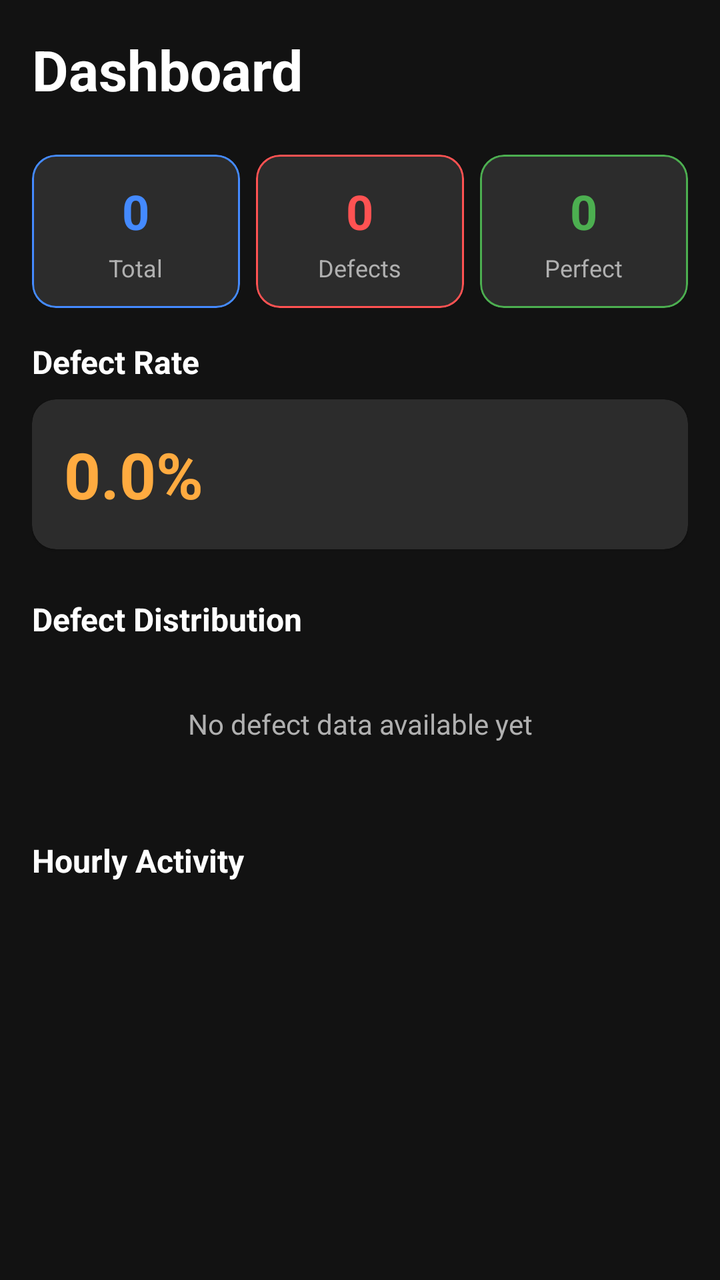
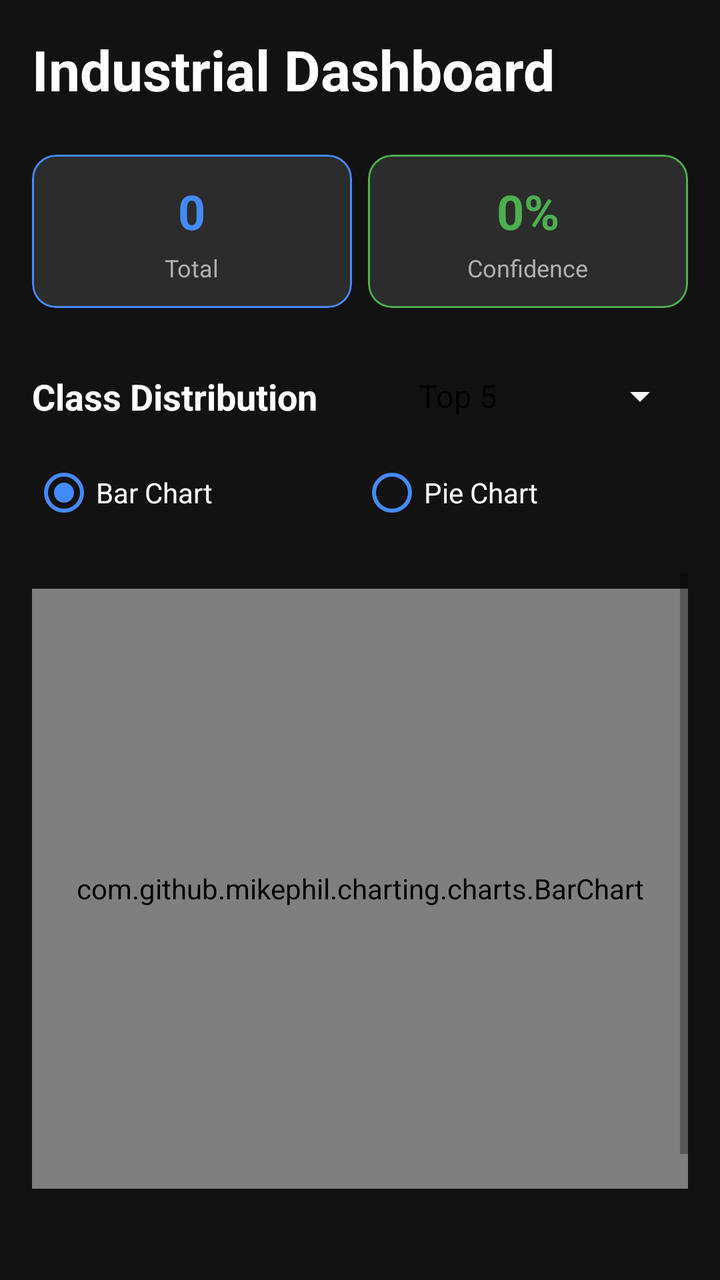

Compare the two renders of this Android layout. The source of the first and the diff that turns it into the second are given below.
<!-- AndroidManifest.xml: application theme Theme.TFLiteApp -->
<!-- res/layout/fragment_dashboard.xml -->
<?xml version="1.0" encoding="utf-8"?>
<LinearLayout xmlns:android="http://schemas.android.com/apk/res/android"
    xmlns:app="http://schemas.android.com/apk/res-auto"
    android:layout_width="match_parent"
    android:layout_height="match_parent"
    android:orientation="vertical"
    android:background="@color/background_dark"
    android:padding="16dp">

    
    <TextView
        android:layout_width="match_parent"
        android:layout_height="wrap_content"
        android:text="Dashboard"
        android:textSize="28sp"
        android:textStyle="bold"
        android:textColor="@color/text_white"
        android:layout_marginBottom="24dp"/>

    <LinearLayout
        android:layout_width="match_parent"
        android:layout_height="wrap_content"
        android:orientation="horizontal"
        android:weightSum="3"
        android:layout_marginBottom="16dp">

        
        <com.google.android.material.card.MaterialCardView
            android:layout_width="0dp"
            android:layout_height="wrap_content"
            android:layout_weight="1"
            android:layout_marginEnd="8dp"
            app:cardCornerRadius="12dp"
            app:cardBackgroundColor="@color/surface_card"
            app:strokeColor="@color/accent_blue"
            app:strokeWidth="1dp">
            
            <LinearLayout
                android:layout_width="match_parent"
                android:layout_height="wrap_content"
                android:orientation="vertical"
                android:gravity="center"
                android:padding="12dp">
                
                <TextView
                   android:id="@+id/total_detections_text"
                    android:layout_width="wrap_content"
                    android:layout_height="wrap_content"
                    android:text="0"
                    android:textSize="24sp"
                    android:textStyle="bold"
                    android:textColor="@color/accent_blue"/>
                
                <TextView
                    android:layout_width="wrap_content"
                    android:layout_height="wrap_content"
                    android:text="Total"
                    android:textColor="@color/text_grey"
                    android:textSize="12sp"
                    android:layout_marginTop="4dp"/>
            </LinearLayout>
        </com.google.android.material.card.MaterialCardView>

        
        <com.google.android.material.card.MaterialCardView
            android:layout_width="0dp"
            android:layout_height="wrap_content"
            android:layout_weight="1"
            android:layout_marginEnd="8dp"
            app:cardCornerRadius="12dp"
            app:cardBackgroundColor="@color/surface_card"
            app:strokeColor="@color/accent_red"
            app:strokeWidth="1dp">
            
            <LinearLayout
                android:layout_width="match_parent"
                android:layout_height="wrap_content"
                android:orientation="vertical"
                android:gravity="center"
                android:padding="12dp">
                
                <TextView
                    android:layout_width="wrap_content"
                    android:layout_height="wrap_content"
                    android:text="0"
                    android:textSize="24sp"
                    android:textStyle="bold"
                    android:textColor="@color/accent_red"/>

                <TextView
                    android:layout_width="wrap_content"
                    android:layout_height="wrap_content"
                    android:text="Defects"
                    android:textColor="@color/text_grey"
                    android:textSize="12sp"
                    android:layout_marginTop="4dp"/>
            </LinearLayout>
        </com.google.android.material.card.MaterialCardView>
        
        
        <com.google.android.material.card.MaterialCardView
            android:layout_width="0dp"
            android:layout_height="wrap_content"
            android:layout_weight="1"
            app:cardCornerRadius="12dp"
            app:cardBackgroundColor="@color/surface_card"
            app:strokeColor="@color/accent_green"
            app:strokeWidth="1dp">
            
            <LinearLayout
                android:layout_width="match_parent"
                android:layout_height="wrap_content"
                android:orientation="vertical"
                android:gravity="center"
                android:padding="12dp">
                
                <TextView
                    android:id="@+id/avg_confidence_text"
                    android:layout_width="wrap_content"
                    android:layout_height="wrap_content"
                    android:text="0"
                    android:textSize="24sp"
                    android:textStyle="bold"
                    android:textColor="@color/accent_green"/>

                <TextView
                    android:layout_width="wrap_content"
                    android:layout_height="wrap_content"
                    android:text="Perfect"
                    android:textColor="@color/text_grey"
                    android:textSize="12sp"
                    android:layout_marginTop="4dp"/>
            </LinearLayout>
        </com.google.android.material.card.MaterialCardView>
    </LinearLayout>

    
    <TextView
         android:layout_width="wrap_content"
         android:layout_height="wrap_content"
         android:text="Defect Rate"
         android:textColor="@color/text_white"
         android:textSize="16sp"
         android:textStyle="bold"
         android:layout_marginBottom="8dp"/>

    <com.google.android.material.card.MaterialCardView
        android:layout_width="match_parent"
        android:layout_height="wrap_content"
        app:cardCornerRadius="12dp"
        app:cardBackgroundColor="@color/surface_card"
        app:contentPadding="16dp"
        android:layout_marginBottom="24dp">
        
        <TextView
            android:layout_width="wrap_content"
            android:layout_height="wrap_content"
            android:text="0.0%"
            android:textSize="32sp"
            android:textStyle="bold"
            android:textColor="@color/accent_orange"/>
    </com.google.android.material.card.MaterialCardView>
    
    
    <TextView
        android:layout_width="wrap_content"
        android:layout_height="wrap_content"
        android:text="Defect Distribution"
        android:textColor="@color/text_white"
        android:textSize="16sp"
        android:textStyle="bold"
        android:layout_marginBottom="8dp"/>
        
    <TextView
        android:layout_width="match_parent"
        android:layout_height="wrap_content"
        android:text="No defect data available yet"
        android:textColor="@color/text_grey"
        android:gravity="center"
        android:padding="24dp"
        android:layout_marginBottom="24dp"/>

    
    <TextView
        android:layout_width="wrap_content"
        android:layout_height="wrap_content"
        android:text="Hourly Activity"
        android:textColor="@color/text_white"
        android:textSize="16sp"
        android:textStyle="bold"
        android:layout_marginBottom="8dp"/>

</LinearLayout>
<!-- resources referenced by this layout -->
<resources>
  <color name="accent_blue">#448AFF</color>
  <color name="accent_green">#4CAF50</color>
  <color name="accent_orange">#FFAB40</color>
  <color name="accent_red">#FF5252</color>
  <color name="background_dark">#121212</color>
  <color name="surface_card">#2C2C2C</color>
  <color name="text_grey">#B0B0B0</color>
  <color name="text_white">#FFFFFF</color>
  <style name="Theme.TFLiteApp" parent="Theme.MaterialComponents.DayNight.DarkActionBar">
          
          <item name="colorPrimary">@color/purple_500</item>
          <item name="colorPrimaryVariant">@color/purple_700</item>
          <item name="colorOnPrimary">@color/white</item>
          
          <item name="colorSecondary">@color/teal_200</item>
          <item name="colorSecondaryVariant">@color/teal_700</item>
          <item name="colorOnSecondary">@color/black</item>
          
          <item name="android:statusBarColor" tools:targetApi="l">?attr/colorPrimaryVariant</item>
          
      </style>
  <color name="purple_500">@color/accent_mint</color>
  <color name="purple_700">@color/accent_mint</color>
  <color name="white">#FFFFFF</color>
  <color name="teal_200">@color/accent_mint</color>
  <color name="teal_700">@color/accent_mint</color>
  <color name="black">#000000</color>
  <color name="accent_mint">#69F0AE</color>
</resources>

<!-- the commit's change to res/layout/fragment_dashboard.xml (unified diff, before → after) -->
@@ -11,7 +11,7 @@
     <TextView
         android:layout_width="match_parent"
         android:layout_height="wrap_content"
-        android:text="Dashboard"
+        android:text="Industrial Dashboard"
         android:textSize="28sp"
         android:textStyle="bold"
         android:textColor="@color/text_white"
@@ -21,7 +21,7 @@
         android:layout_width="match_parent"
         android:layout_height="wrap_content"
         android:orientation="horizontal"
-        android:weightSum="3"
+        android:weightSum="2"
         android:layout_marginBottom="16dp">
 
         
@@ -60,42 +60,6 @@
                     android:layout_marginTop="4dp"/>
             </LinearLayout>
         </com.google.android.material.card.MaterialCardView>
-
-        
-        <com.google.android.material.card.MaterialCardView
-            android:layout_width="0dp"
-            android:layout_height="wrap_content"
-            android:layout_weight="1"
-            android:layout_marginEnd="8dp"
-            app:cardCornerRadius="12dp"
-            app:cardBackgroundColor="@color/surface_card"
-            app:strokeColor="@color/accent_red"
-            app:strokeWidth="1dp">
-            
-            <LinearLayout
-                android:layout_width="match_parent"
-                android:layout_height="wrap_content"
-                android:orientation="vertical"
-                android:gravity="center"
-                android:padding="12dp">
-                
-                <TextView
-                    android:layout_width="wrap_content"
-                    android:layout_height="wrap_content"
-                    android:text="0"
-                    android:textSize="24sp"
-                    android:textStyle="bold"
-                    android:textColor="@color/accent_red"/>
-
-                <TextView
-                    android:layout_width="wrap_content"
-                    android:layout_height="wrap_content"
-                    android:text="Defects"
-                    android:textColor="@color/text_grey"
-                    android:textSize="12sp"
-                    android:layout_marginTop="4dp"/>
-            </LinearLayout>
-        </com.google.android.material.card.MaterialCardView>
         
         
         <com.google.android.material.card.MaterialCardView
@@ -118,7 +82,7 @@
                     android:id="@+id/avg_confidence_text"
                     android:layout_width="wrap_content"
                     android:layout_height="wrap_content"
-                    android:text="0"
+                    android:text="0%"
                     android:textSize="24sp"
                     android:textStyle="bold"
                     android:textColor="@color/accent_green"/>
@@ -126,7 +90,7 @@
                 <TextView
                     android:layout_width="wrap_content"
                     android:layout_height="wrap_content"
-                    android:text="Perfect"
+                    android:text="Confidence"
                     android:textColor="@color/text_grey"
                     android:textSize="12sp"
                     android:layout_marginTop="4dp"/>
@@ -135,59 +99,101 @@
     </LinearLayout>
 
     
-    <TextView
-         android:layout_width="wrap_content"
-         android:layout_height="wrap_content"
-         android:text="Defect Rate"
-         android:textColor="@color/text_white"
-         android:textSize="16sp"
-         android:textStyle="bold"
-         android:layout_marginBottom="8dp"/>
-
-    <com.google.android.material.card.MaterialCardView
+    <LinearLayout
         android:layout_width="match_parent"
         android:layout_height="wrap_content"
-        app:cardCornerRadius="12dp"
-        app:cardBackgroundColor="@color/surface_card"
-        app:contentPadding="16dp"
-        android:layout_marginBottom="24dp">
+        android:orientation="horizontal"
+        android:gravity="center_vertical"
+        android:layout_marginBottom="12dp"
+        android:layout_marginTop="16dp">
         
         <TextView
+            android:layout_width="0dp"
+            android:layout_height="wrap_content"
+            android:layout_weight="1"
+            android:text="Class Distribution"
+            android:textColor="@color/text_white"
+            android:textSize="18sp"
+            android:textStyle="bold" />
+
+        <Spinner
+            android:id="@+id/filter_spinner"
             android:layout_width="wrap_content"
             android:layout_height="wrap_content"
-            android:text="0.0%"
-            android:textSize="32sp"
-            android:textStyle="bold"
-            android:textColor="@color/accent_orange"/>
-    </com.google.android.material.card.MaterialCardView>
-    
-    
-    <TextView
-        android:layout_width="wrap_content"
-        android:layout_height="wrap_content"
-        android:text="Defect Distribution"
-        android:textColor="@color/text_white"
-        android:textSize="16sp"
-        android:textStyle="bold"
-        android:layout_marginBottom="8dp"/>
-        
-    <TextView
+            android:backgroundTint="@color/text_white"
+            android:entries="@array/filter_options" />
+    </LinearLayout>
+
+    <RadioGroup
+        android:id="@+id/chart_type_group"
         android:layout_width="match_parent"
         android:layout_height="wrap_content"
-        android:text="No defect data available yet"
-        android:textColor="@color/text_grey"
-        android:gravity="center"
-        android:padding="24dp"
-        android:layout_marginBottom="24dp"/>
+        android:orientation="horizontal"
+        android:layout_marginBottom="16dp"
+        android:weightSum="2">
 
-    
-    <TextView
-        android:layout_width="wrap_content"
-        android:layout_height="wrap_content"
-        android:text="Hourly Activity"
-        android:textColor="@color/text_white"
-        android:textSize="16sp"
-        android:textStyle="bold"
-        android:layout_marginBottom="8dp"/>
+        <RadioButton
+            android:id="@+id/radio_bar_chart"
+            android:layout_width="0dp"
+            android:layout_height="wrap_content"
+            android:layout_weight="1"
+            android:text="Bar Chart"
+            android:textColor="@color/text_white"
+            android:buttonTint="@color/accent_blue"
+            android:checked="true" />
+
+        <RadioButton
+            android:id="@+id/radio_pie_chart"
+            android:layout_width="0dp"
+            android:layout_height="wrap_content"
+            android:layout_weight="1"
+            android:textColor="@color/text_white"
+            android:buttonTint="@color/accent_blue"
+            android:text="Pie Chart" />
+    </RadioGroup>
+        
+    <ScrollView
+        android:layout_width="match_parent"
+        android:layout_height="0dp"
+        android:layout_weight="1"
+        android:fillViewport="true">
+        
+        <LinearLayout
+            android:layout_width="match_parent"
+            android:layout_height="wrap_content"
+            android:orientation="vertical">
+
+            <com.github.mikephil.charting.charts.BarChart
+                android:id="@+id/class_distribution_chart"
+                android:layout_width="match_parent"
+                android:layout_height="300dp"
+                android:layout_marginTop="8dp"/>
+
+            <com.github.mikephil.charting.charts.PieChart
+                android:id="@+id/class_distribution_pie_chart"
+                android:layout_width="match_parent"
+                android:layout_height="300dp"
+                android:layout_marginTop="8dp"
+                android:visibility="gone"/>
+
+            <TextView
+                android:layout_width="match_parent"
+                android:layout_height="wrap_content"
+                android:text="Detected Classes Breakdown"
+                android:textColor="@color/text_white"
+                android:textStyle="bold"
+                android:textSize="18sp"
+                android:layout_marginTop="24dp"
+                android:layout_marginBottom="12dp"/>
+
+            <LinearLayout
+                android:id="@+id/class_count_list_container"
+                android:layout_width="match_parent"
+                android:layout_height="wrap_content"
+                android:orientation="vertical"
+                android:layout_marginBottom="24dp"/>
+            
+        </LinearLayout>
+    </ScrollView>
 
 </LinearLayout>
<!-- resource entries referenced after the edit -->
@@ -1,14 +1,17 @@
 <!-- resources referenced by this layout -->
 <resources>
+  <string-array name="filter_options">
+          <item>Top 5</item>
+          <item>Top 10</item>
+          <item>All Classes</item>
+      </string-array>
   <color name="accent_blue">#448AFF</color>
   <color name="accent_green">#4CAF50</color>
-  <color name="accent_orange">#FFAB40</color>
-  <color name="accent_red">#FF5252</color>
   <color name="background_dark">#121212</color>
   <color name="surface_card">#2C2C2C</color>
   <color name="text_grey">#B0B0B0</color>
   <color name="text_white">#FFFFFF</color>
-  <style name="Theme.TFLiteApp" parent="Theme.MaterialComponents.DayNight.DarkActionBar">
+  <style name="Theme.TFLiteApp" parent="Theme.MaterialComponents.DayNight.NoActionBar">
           
           <item name="colorPrimary">@color/purple_500</item>
           <item name="colorPrimaryVariant">@color/purple_700</item>
